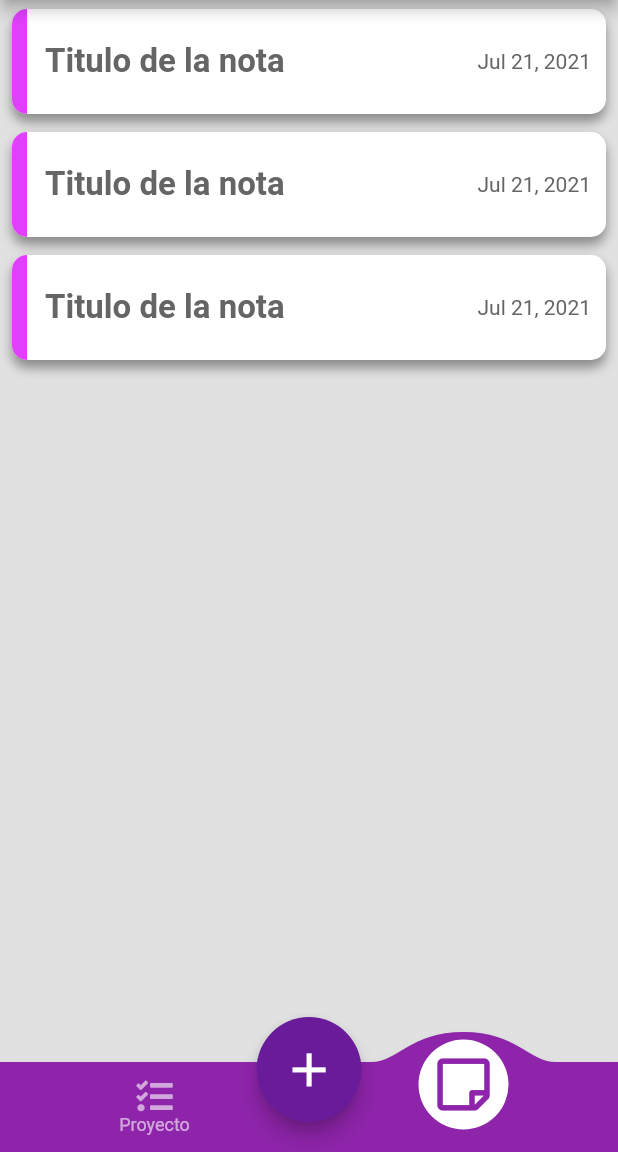
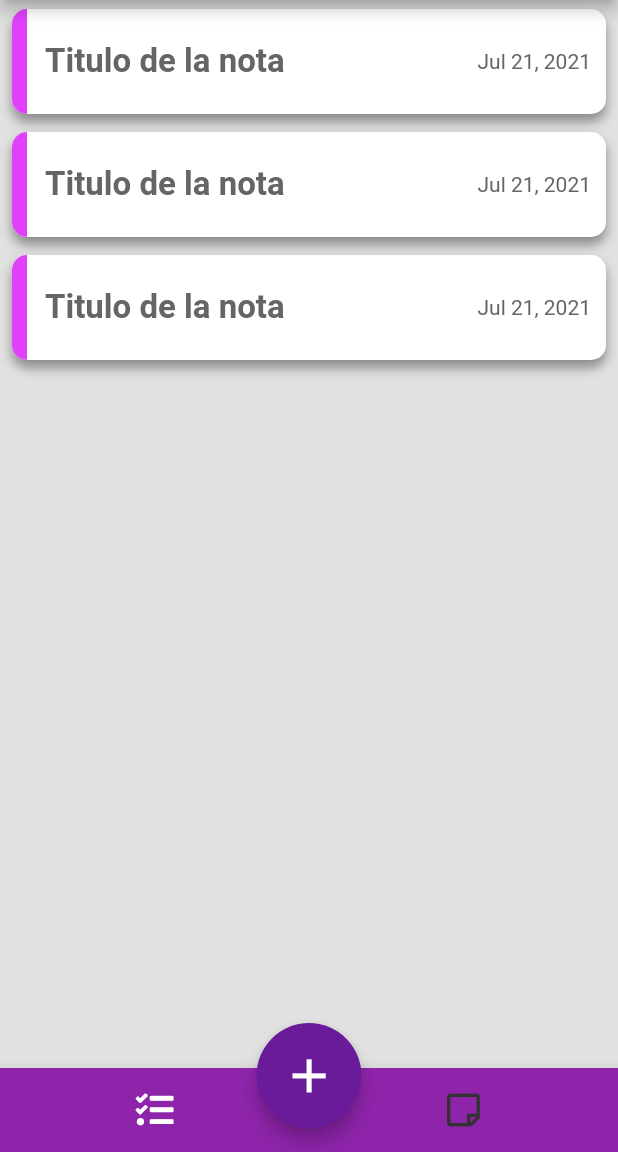
Before and after one commit to Naitsab43/uProject, a Flutter app: the NotesScreen screen opened by its route, item 2 of the bottom bar chosen, on a phone screen of 412 x 824 dp, the part 84-1236 px from its top. Run offline on Flutter 3.47's test engine with Material 2 defaults, Android fonts, the phone set to English and light mode, and no system bars; drawn by our look-alikes of convex_bottom_bar, custom_navigation_bar; our stand-ins replace font_awesome_flutter.

Commit message:
Refactor: New navbar, with bubble effect

```diff
--- a/lib/main.dart
+++ b/lib/main.dart
@@ -15,7 +15,7 @@ class MyApp extends StatelessWidget {
     return MaterialApp(
       debugShowCheckedModeBanner: false,
       title: 'uProject',
-      initialRoute: "project",
+      initialRoute: "home",
       routes: {
         "home": (_) => HomeScreen(),
         "project": (_) => ProjectScreen(),
--- a/lib/screens/note_screen.dart
+++ b/lib/screens/note_screen.dart
@@ -31,7 +31,7 @@ class NoteScreen extends StatelessWidget {
         ),
       ),
       backgroundColor: Color.fromRGBO(225, 225, 225, 1),
-      bottomNavigationBar: CustomNavigationBar(),
+      bottomNavigationBar: CustomNavBar(),
     );
   }
 }
--- a/lib/screens/notes_screen.dart
+++ b/lib/screens/notes_screen.dart
@@ -16,7 +16,7 @@ class NotesScreen extends StatelessWidget {
       ),
       body: _ListOfNotes(),
       backgroundColor: Color.fromRGBO(225, 225, 225, 1),
-      bottomNavigationBar: CustomNavigationBar(),
+      bottomNavigationBar: CustomNavBar(),
       floatingActionButton: CustomFloatingButton(),
       floatingActionButtonLocation: FloatingActionButtonLocation.centerDocked,
     );
--- a/lib/screens/project_screen.dart
+++ b/lib/screens/project_screen.dart
@@ -32,7 +32,7 @@ class ProjectScreen extends StatelessWidget {
           _ListOfTodo(),
         ],
       ),
-      bottomNavigationBar: CustomNavigationBar(),
+      bottomNavigationBar: CustomNavBar(),
       floatingActionButton: CustomFloatingButton(),
       floatingActionButtonLocation: FloatingActionButtonLocation.centerDocked,
     );
--- a/lib/screens/task_screen.dart
+++ b/lib/screens/task_screen.dart
@@ -39,7 +39,7 @@ class TaskScreen extends StatelessWidget {
         )
       ),
       backgroundColor: Color.fromRGBO(225, 225, 225, 1),
-      bottomNavigationBar: CustomNavigationBar(),
+      bottomNavigationBar: CustomNavBar(),
     );
   }
 
--- a/lib/widgets/shared/custom_navbar.dart
+++ b/lib/widgets/shared/custom_navbar.dart
@@ -1,10 +1,37 @@
+import 'package:custom_navigation_bar/custom_navigation_bar.dart';
 import 'package:flutter/material.dart';
 import 'package:font_awesome_flutter/font_awesome_flutter.dart';
-import 'package:convex_bottom_bar/convex_bottom_bar.dart';
 
-class CustomNavigationBar extends StatelessWidget {
+
+class CustomNavBar extends StatelessWidget {
 
   @override
+  Widget build(BuildContext context) {
+    return CustomNavigationBar(
+      iconSize: 25.0,
+
+      selectedColor: Colors.white,
+      strokeColor: Colors.white,
+      unSelectedColor: Color.fromRGBO(50, 50, 50, 1),
+      backgroundColor: Theme.of(context).primaryColor,
+      items: [
+
+        CustomNavigationBarItem(
+          icon: Icon(FontAwesomeIcons.tasks),
+
+        ),
+        CustomNavigationBarItem(
+          icon: Icon(FontAwesomeIcons.stickyNote),
+
+        ),
+
+      ],
+      currentIndex: 0,
+      onTap: (value) => Navigator.pushNamed(context, "notes"),
+    );
+  }
+
+  /* @override
   Widget build(BuildContext context) {
     return ConvexAppBar(
       items: [
@@ -16,5 +43,7 @@ class CustomNavigationBar extends StatelessWidget {
       height: 60,
       top: -20,
     );
-  }
+  } */
+
+
 }
--- a/pubspec.yaml
+++ b/pubspec.yaml
@@ -21,13 +21,11 @@ environment:
   sdk: ">=2.12.0 <3.0.0"
 
 dependencies:
-  convex_bottom_bar: ^3.0.0
   cupertino_icons: ^1.0.2
-  curved_navigation_bar: ^1.0.1
+  custom_navigation_bar: ^0.8.2
   flutter:
     sdk: flutter
   font_awesome_flutter: ^9.1.0
-  motion_tab_bar_v2: ^0.2.4
 
 dev_dependencies:
   flutter_test:
```
Also changed, not shown: pubspec.lock, 1 other file.
